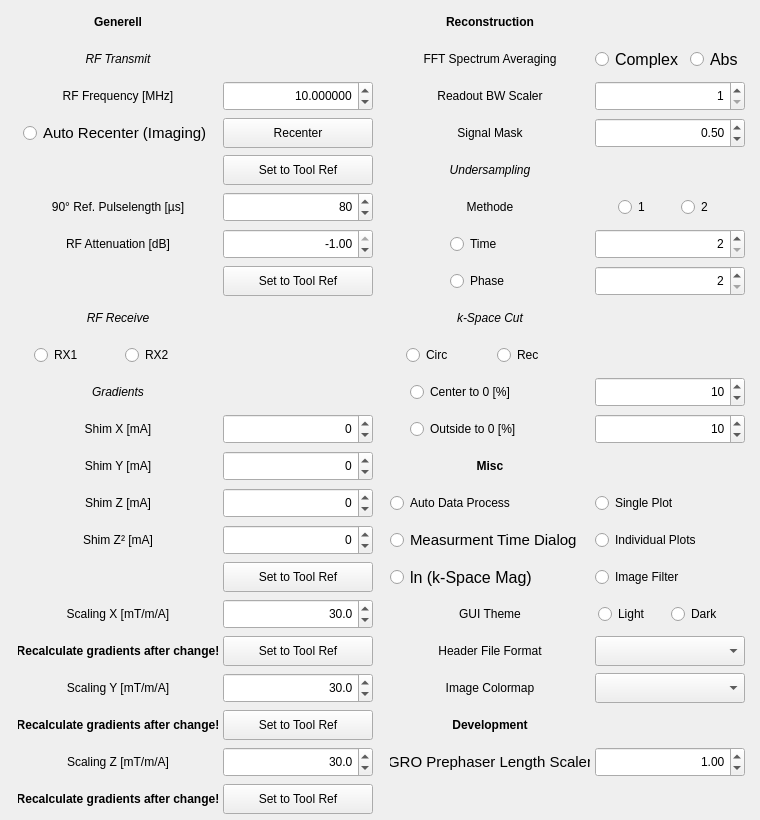
First picture: the form in Applications/relax2/ui/config.ui, repository OpenMRI/ocra, before the edit.
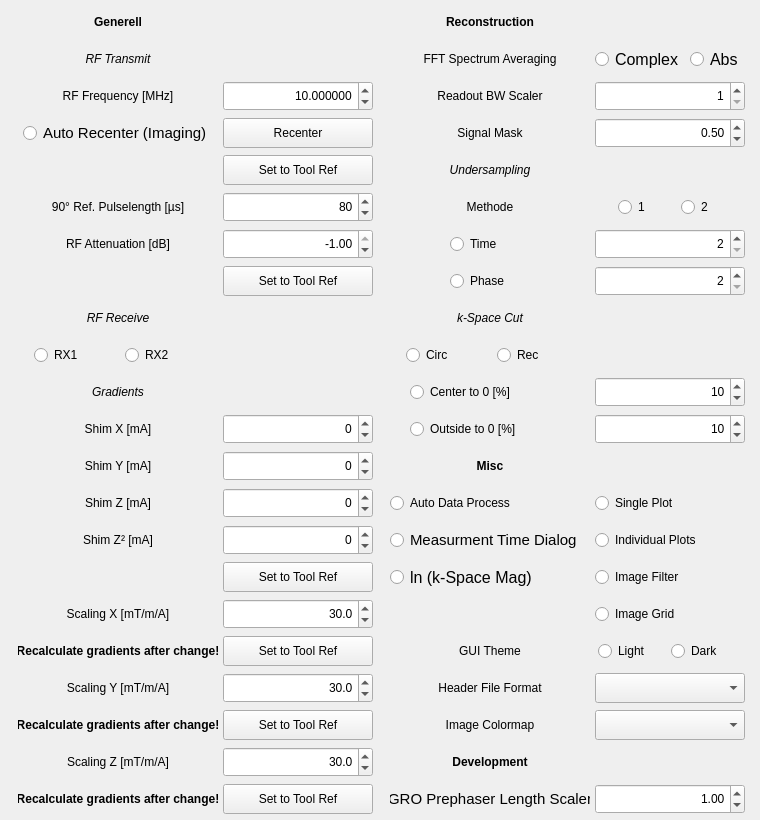
Second picture: the form after the edit.

What changed in the file:
```diff
--- a/Applications/relax2/ui/config.ui
+++ b/Applications/relax2/ui/config.ui
@@ -1845,80 +1845,7 @@
       </property>
      </widget>
     </item>
-    <item row="29" column="5">
-     <widget class="QLabel" name="label_12">
-      <property name="minimumSize">
-       <size>
-        <width>200</width>
-        <height>30</height>
-       </size>
-      </property>
-      <property name="maximumSize">
-       <size>
-        <width>200</width>
-        <height>30</height>
-       </size>
-      </property>
-      <property name="text">
-       <string>GUI Theme</string>
-      </property>
-      <property name="alignment">
-       <set>Qt::AlignCenter</set>
-      </property>
-     </widget>
-    </item>
-    <item row="29" column="6">
-     <layout class="QHBoxLayout" name="horizontalLayout_10">
-      <property name="spacing">
-       <number>0</number>
-      </property>
-      <item>
-       <widget class="QRadioButton" name="GUI_Light_radioButton">
-        <property name="minimumSize">
-         <size>
-          <width>70</width>
-          <height>30</height>
-         </size>
-        </property>
-        <property name="maximumSize">
-         <size>
-          <width>70</width>
-          <height>30</height>
-         </size>
-        </property>
-        <property name="text">
-         <string>Light</string>
-        </property>
-        <property name="autoExclusive">
-         <bool>false</bool>
-        </property>
-       </widget>
-      </item>
-      <item>
-       <widget class="QRadioButton" name="GUI_Dark_radioButton">
-        <property name="minimumSize">
-         <size>
-          <width>70</width>
-          <height>30</height>
-         </size>
-        </property>
-        <property name="maximumSize">
-         <size>
-          <width>70</width>
-          <height>30</height>
-         </size>
-        </property>
-        <property name="text">
-         <string>Dark</string>
-        </property>
-        <property name="autoExclusive">
-         <bool>false</bool>
-        </property>
-       </widget>
-      </item>
-     </layout>
-    </item>
-    <item row="35" column="5">
+    <item row="36" column="5">
      <widget class="QLabel" name="label_47">
       <property name="minimumSize">
        <size>
@@ -1945,7 +1872,7 @@
       </property>
      </widget>
     </item>
-    <item row="35" column="6">
+    <item row="36" column="6">
      <widget class="QDoubleSpinBox" name="GRO_Length_Scaler_doubleSpinBox">
       <property name="minimumSize">
        <size>
@@ -1973,83 +1900,7 @@
       </property>
      </widget>
     </item>
-    <item row="30" column="5">
-     <widget class="QLabel" name="label_13">
-      <property name="minimumSize">
-       <size>
-        <width>200</width>
-        <height>30</height>
-       </size>
-      </property>
-      <property name="maximumSize">
-       <size>
-        <width>200</width>
-        <height>30</height>
-       </size>
-      </property>
-      <property name="text">
-       <string>Header File Format</string>
-      </property>
-      <property name="alignment">
-       <set>Qt::AlignCenter</set>
-      </property>
-     </widget>
-    </item>
-    <item row="30" column="6">
-     <widget class="QComboBox" name="Header_File_Format_comboBox">
-      <property name="minimumSize">
-       <size>
-        <width>150</width>
-        <height>30</height>
-       </size>
-      </property>
-      <property name="maximumSize">
-       <size>
-        <width>150</width>
-        <height>30</height>
-       </size>
-      </property>
-     </widget>
-    </item>
-    <item row="32" column="5">
-     <widget class="QLabel" name="label_19">
-      <property name="minimumSize">
-       <size>
-        <width>200</width>
-        <height>30</height>
-       </size>
-      </property>
-      <property name="maximumSize">
-       <size>
-        <width>200</width>
-        <height>30</height>
-       </size>
-      </property>
-      <property name="text">
-       <string>Image Colormap</string>
-      </property>
-      <property name="alignment">
-       <set>Qt::AlignCenter</set>
-      </property>
-     </widget>
-    </item>
-    <item row="32" column="6">
-     <widget class="QComboBox" name="Image_Colormap_comboBox">
-      <property name="minimumSize">
-       <size>
-        <width>150</width>
-        <height>30</height>
-       </size>
-      </property>
-      <property name="maximumSize">
-       <size>
-        <width>150</width>
-        <height>30</height>
-       </size>
-      </property>
-     </widget>
-    </item>
-    <item row="34" column="5">
+    <item row="35" column="5">
      <widget class="QLabel" name="label_22">
       <property name="minimumSize">
        <size>
@@ -2077,6 +1928,177 @@
       </property>
      </widget>
     </item>
+    <item row="34" column="5">
+     <widget class="QLabel" name="label_19">
+      <property name="minimumSize">
+       <size>
+        <width>200</width>
+        <height>30</height>
+       </size>
+      </property>
+      <property name="maximumSize">
+       <size>
+        <width>200</width>
+        <height>30</height>
+       </size>
+      </property>
+      <property name="text">
+       <string>Image Colormap</string>
+      </property>
+      <property name="alignment">
+       <set>Qt::AlignCenter</set>
+      </property>
+     </widget>
+    </item>
+    <item row="34" column="6">
+     <widget class="QComboBox" name="Image_Colormap_comboBox">
+      <property name="minimumSize">
+       <size>
+        <width>150</width>
+        <height>30</height>
+       </size>
+      </property>
+      <property name="maximumSize">
+       <size>
+        <width>150</width>
+        <height>30</height>
+       </size>
+      </property>
+     </widget>
+    </item>
+    <item row="32" column="5">
+     <widget class="QLabel" name="label_13">
+      <property name="minimumSize">
+       <size>
+        <width>200</width>
+        <height>30</height>
+       </size>
+      </property>
+      <property name="maximumSize">
+       <size>
+        <width>200</width>
+        <height>30</height>
+       </size>
+      </property>
+      <property name="text">
+       <string>Header File Format</string>
+      </property>
+      <property name="alignment">
+       <set>Qt::AlignCenter</set>
+      </property>
+     </widget>
+    </item>
+    <item row="32" column="6">
+     <widget class="QComboBox" name="Header_File_Format_comboBox">
+      <property name="minimumSize">
+       <size>
+        <width>150</width>
+        <height>30</height>
+       </size>
+      </property>
+      <property name="maximumSize">
+       <size>
+        <width>150</width>
+        <height>30</height>
+       </size>
+      </property>
+     </widget>
+    </item>
+    <item row="30" column="6">
+     <layout class="QHBoxLayout" name="horizontalLayout_10">
+      <property name="spacing">
+       <number>0</number>
+      </property>
+      <item>
+       <widget class="QRadioButton" name="GUI_Light_radioButton">
+        <property name="minimumSize">
+         <size>
+          <width>70</width>
+          <height>30</height>
+         </size>
+        </property>
+        <property name="maximumSize">
+         <size>
+          <width>70</width>
+          <height>30</height>
+         </size>
+        </property>
+        <property name="text">
+         <string>Light</string>
+        </property>
+        <property name="autoExclusive">
+         <bool>false</bool>
+        </property>
+       </widget>
+      </item>
+      <item>
+       <widget class="QRadioButton" name="GUI_Dark_radioButton">
+        <property name="minimumSize">
+         <size>
+          <width>70</width>
+          <height>30</height>
+         </size>
+        </property>
+        <property name="maximumSize">
+         <size>
+          <width>70</width>
+          <height>30</height>
+         </size>
+        </property>
+        <property name="text">
+         <string>Dark</string>
+        </property>
+        <property name="autoExclusive">
+         <bool>false</bool>
+        </property>
+       </widget>
+      </item>
+     </layout>
+    </item>
+    <item row="30" column="5">
+     <widget class="QLabel" name="label_12">
+      <property name="minimumSize">
+       <size>
+        <width>200</width>
+        <height>30</height>
+       </size>
+      </property>
+      <property name="maximumSize">
+       <size>
+        <width>200</width>
+        <height>30</height>
+       </size>
+      </property>
+      <property name="text">
+       <string>GUI Theme</string>
+      </property>
+      <property name="alignment">
+       <set>Qt::AlignCenter</set>
+      </property>
+     </widget>
+    </item>
+    <item row="29" column="6">
+     <widget class="QRadioButton" name="Image_Grid_radioButton">
+      <property name="minimumSize">
+       <size>
+        <width>150</width>
+        <height>30</height>
+       </size>
+      </property>
+      <property name="maximumSize">
+       <size>
+        <width>150</width>
+        <height>30</height>
+       </size>
+      </property>
+      <property name="text">
+       <string>Image Grid</string>
+      </property>
+      <property name="autoExclusive">
+       <bool>false</bool>
+      </property>
+     </widget>
+    </item>
    </layout>
   </widget>
  </widget>
```
